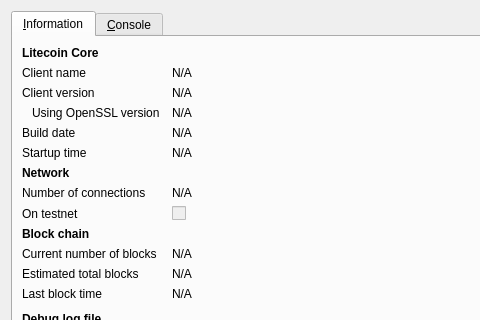
Above: src/qt/forms/rpcconsole.ui from startcoin-project/startcoin before the change; both pictures show x 0 to 480 and y 0 to 320 of the 740 by 450 pixel window. Below: the same form after it.
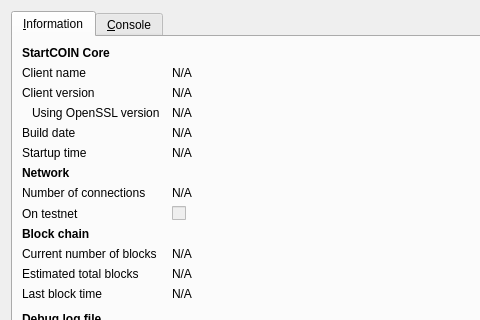
That is the form after the change. Icons and pictures are not drawn.

```diff
--- a/src/qt/forms/rpcconsole.ui
+++ b/src/qt/forms/rpcconsole.ui
@@ -36,7 +36,7 @@
           </font>
          </property>
          <property name="text">
-          <string>Litecoin Core</string>
+          <string>StartCOIN Core</string>
          </property>
         </widget>
        </item>
```
Left out of the diff: 6 changed lines with no effect on the pictures.
